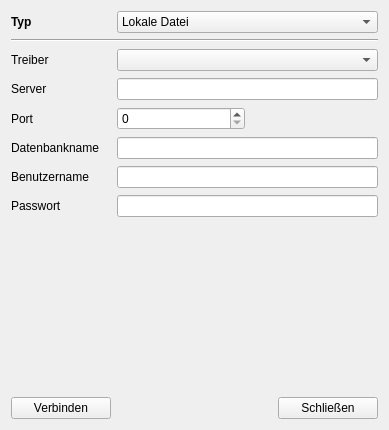
First picture: the form in ui/qmdatabasedialog.ui, repository Christian-Kr/QualificationMatrix, before the edit.
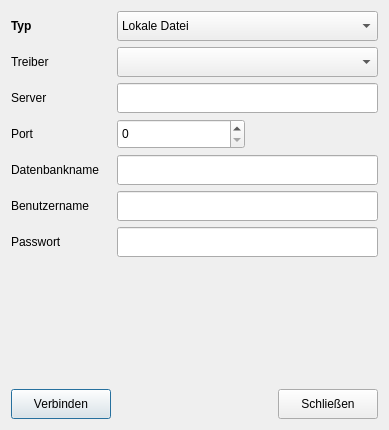
Second picture: the form after the edit.

```diff
--- a/ui/qmdatabasedialog.ui
+++ b/ui/qmdatabasedialog.ui
@@ -23,6 +23,70 @@
    <bool>false</bool>
   </property>
   <layout class="QGridLayout" name="gridLayout_2">
+   <item row="0" column="1">
+    <widget class="QComboBox" name="cbType">
+     <property name="sizePolicy">
+      <sizepolicy hsizetype="Preferred" vsizetype="Fixed">
+       <horstretch>0</horstretch>
+       <verstretch>0</verstretch>
+      </sizepolicy>
+     </property>
+     <property name="minimumSize">
+      <size>
+       <width>100</width>
+       <height>30</height>
+      </size>
+     </property>
+     <item>
+      <property name="text">
+       <string>Lokale Datei</string>
+      </property>
+     </item>
+    </widget>
+   </item>
+   <item row="3" column="0" colspan="2">
+    <layout class="QHBoxLayout" name="horizontalLayout_2">
+     <item>
+      <widget class="QPushButton" name="pbSwitchConnected">
+       <property name="minimumSize">
+        <size>
+         <width>100</width>
+         <height>30</height>
+        </size>
+       </property>
+       <property name="text">
+        <string>Verbinden</string>
+       </property>
+      </widget>
+     </item>
+     <item>
+      <spacer name="horizontalSpacer">
+       <property name="orientation">
+        <enum>Qt::Horizontal</enum>
+       </property>
+       <property name="sizeHint" stdset="0">
+        <size>
+         <width>40</width>
+         <height>20</height>
+        </size>
+       </property>
+      </spacer>
+     </item>
+     <item>
+      <widget class="QPushButton" name="pbClose">
+       <property name="minimumSize">
+        <size>
+         <width>100</width>
+         <height>30</height>
+        </size>
+       </property>
+       <property name="text">
+        <string>Schließen</string>
+       </property>
+      </widget>
+     </item>
+    </layout>
+   </item>
    <item row="0" column="0">
     <widget class="QLabel" name="label">
      <property name="sizePolicy">
@@ -39,7 +103,6 @@
      </property>
      <property name="font">
       <font>
-       <weight>75</weight>
        <bold>true</bold>
       </font>
      </property>
@@ -48,29 +111,7 @@
      </property>
     </widget>
    </item>
-   <item row="0" column="1">
-    <widget class="QComboBox" name="cbType">
-     <property name="sizePolicy">
-      <sizepolicy hsizetype="Preferred" vsizetype="Fixed">
-       <horstretch>0</horstretch>
-       <verstretch>0</verstretch>
-      </sizepolicy>
-     </property>
-     <item>
-      <property name="text">
-       <string>Lokale Datei</string>
-      </property>
-     </item>
-    </widget>
-   </item>
    <item row="1" column="0" colspan="2">
-    <widget class="Line" name="line">
-     <property name="orientation">
-      <enum>Qt::Horizontal</enum>
-     </property>
-    </widget>
-   </item>
-   <item row="2" column="0" colspan="2">
     <widget class="QStackedWidget" name="swDatabaseSetting">
      <property name="currentIndex">
       <number>1</number>
@@ -202,10 +243,24 @@
         </widget>
        </item>
        <item row="3" column="1" colspan="2">
-        <widget class="QLineEdit" name="leDatabaseName"/>
+        <widget class="QLineEdit" name="leDatabaseName">
+         <property name="minimumSize">
+          <size>
+           <width>100</width>
+           <height>30</height>
+          </size>
+         </property>
+        </widget>
        </item>
        <item row="2" column="1">
-        <widget class="QSpinBox" name="spPort"/>
+        <widget class="QSpinBox" name="spPort">
+         <property name="minimumSize">
+          <size>
+           <width>100</width>
+           <height>30</height>
+          </size>
+         </property>
+        </widget>
        </item>
        <item row="0" column="0">
         <widget class="QLabel" name="label_4">
@@ -227,7 +282,14 @@
         </widget>
        </item>
        <item row="1" column="1" colspan="2">
-        <widget class="QLineEdit" name="leServer"/>
+        <widget class="QLineEdit" name="leServer">
+         <property name="minimumSize">
+          <size>
+           <width>100</width>
+           <height>30</height>
+          </size>
+         </property>
+        </widget>
        </item>
        <item row="0" column="1" colspan="2">
         <widget class="QComboBox" name="cbDriverRemote">
@@ -237,10 +299,23 @@
            <verstretch>0</verstretch>
           </sizepolicy>
          </property>
+         <property name="minimumSize">
+          <size>
+           <width>100</width>
+           <height>30</height>
+          </size>
+         </property>
         </widget>
        </item>
        <item row="5" column="1" colspan="2">
-        <widget class="QLineEdit" name="lePassword"/>
+        <widget class="QLineEdit" name="lePassword">
+         <property name="minimumSize">
+          <size>
+           <width>100</width>
+           <height>30</height>
+          </size>
+         </property>
+        </widget>
        </item>
        <item row="1" column="0">
         <widget class="QLabel" name="label_5">
@@ -262,7 +337,14 @@
         </widget>
        </item>
        <item row="4" column="1" colspan="2">
-        <widget class="QLineEdit" name="leUsername"/>
+        <widget class="QLineEdit" name="leUsername">
+         <property name="minimumSize">
+          <size>
+           <width>100</width>
+           <height>30</height>
+          </size>
+         </property>
+        </widget>
        </item>
        <item row="3" column="0">
         <widget class="QLabel" name="label_9">
@@ -325,50 +407,7 @@
      </widget>
     </widget>
    </item>
-   <item row="4" column="0" colspan="2">
-    <layout class="QHBoxLayout" name="horizontalLayout_2">
-     <item>
-      <widget class="QPushButton" name="pbSwitchConnected">
-       <property name="minimumSize">
-        <size>
-         <width>100</width>
-         <height>0</height>
-        </size>
-       </property>
-       <property name="text">
-        <string>Verbinden</string>
-       </property>
-      </widget>
-     </item>
-     <item>
-      <spacer name="horizontalSpacer">
-       <property name="orientation">
-        <enum>Qt::Horizontal</enum>
-       </property>
-       <property name="sizeHint" stdset="0">
-        <size>
-         <width>40</width>
-         <height>20</height>
-        </size>
-       </property>
-      </spacer>
-     </item>
-     <item>
-      <widget class="QPushButton" name="pbClose">
-       <property name="minimumSize">
-        <size>
-         <width>100</width>
-         <height>0</height>
-        </size>
-       </property>
-       <property name="text">
-        <string>Schließen</string>
-       </property>
-      </widget>
-     </item>
-    </layout>
-   </item>
-   <item row="3" column="0" colspan="2">
+   <item row="2" column="0" colspan="2">
     <spacer name="verticalSpacer_2">
      <property name="orientation">
       <enum>Qt::Vertical</enum>
```
